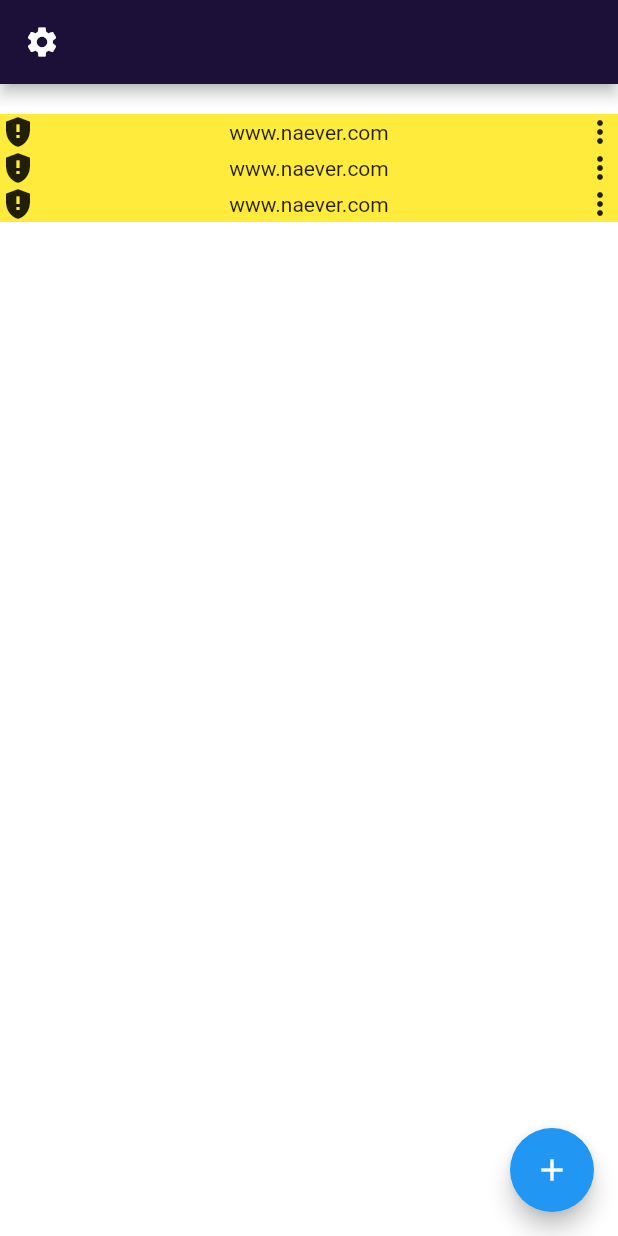
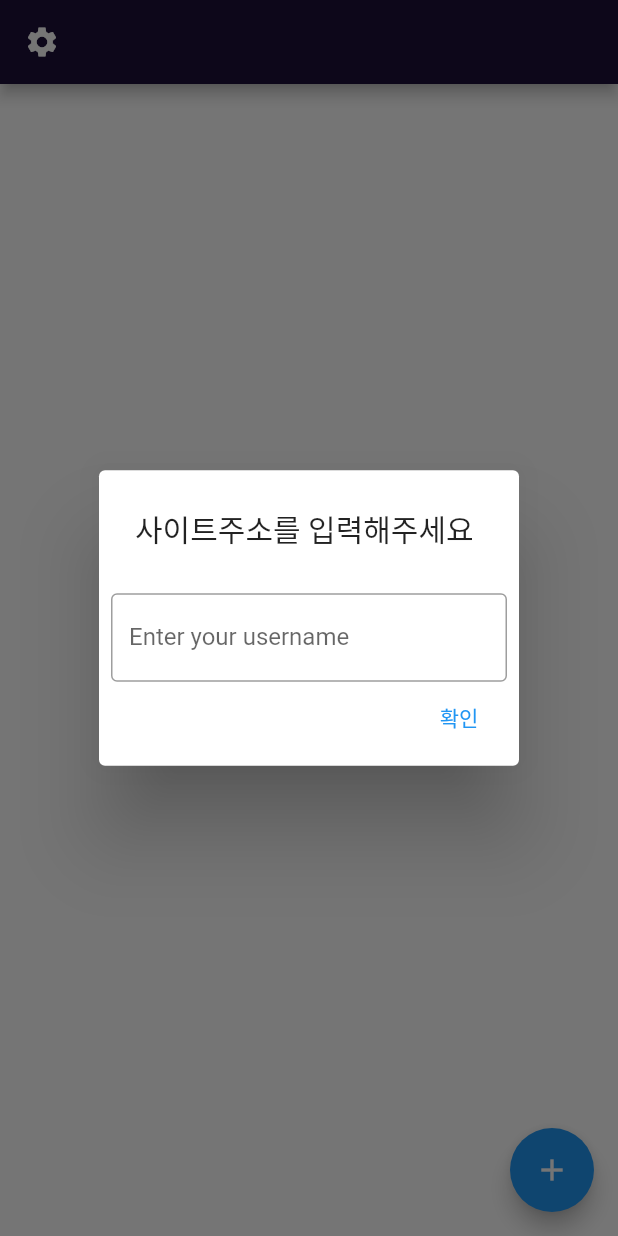
Before and after one commit to mingyuShim94/web_num_changer, a Flutter app: the screen it shows after launch, after a tap on the "add" icon, on a phone screen of 412 x 824 dp. Run offline on Flutter 3.47's test engine with Material 2 defaults, Android fonts, the phone set to English and light mode, and no system bars; network calls fail.

Commit message:
add url button

```diff
--- a/lib/screens/home_screen.dart
+++ b/lib/screens/home_screen.dart
@@ -1,9 +1,16 @@
 import 'package:flutter/material.dart';
 import 'package:web_number_changer/widgets/web_card.dart';
 
-class HomeScreen extends StatelessWidget {
+class HomeScreen extends StatefulWidget {
   const HomeScreen({super.key});
 
+  @override
+  State<HomeScreen> createState() => _HomeScreenState();
+}
+
+class _HomeScreenState extends State<HomeScreen> {
+  String url = "";
+  List<WebAddress> webAddress = [];
   @override
   Widget build(BuildContext context) {
     return MaterialApp(
@@ -13,48 +20,53 @@
           leading: const Icon(Icons.settings),
         ),
         backgroundColor: Colors.white,
-        body: Column(
-          children: [
-            SizedBox(
-              height: 20,
-            ),
-            WebCard(),
-            WebCard(),
-            WebCard(),
-          ],
+        body: ListView.builder(
+          itemCount: webAddress.length,
+          itemBuilder: (context, index) {
+            return WebCard(webUrl: webAddress[index].webUrl);
+          },
         ),
         floatingActionButton: FloatingActionButton(
-          onPressed: () {},
+          onPressed: () {
+            showDialog(
+                context: context,
+                builder: (context) {
+                  return AlertDialog(
+                    title: Text('사이트주소를 입력해주세요'),
+                    actions: [
+                      TextField(
+                        onChanged: (value) {
+                          setState(() {
+                            url = value;
+                          });
+                        },
+                        decoration: InputDecoration(
+                          border: OutlineInputBorder(),
+                          labelText: 'Enter your username',
+                        ),
+                      ),
+                      TextButton(
+                        onPressed: () {
+                          setState(() {
+                            webAddress.add(WebAddress(url));
+                          });
+                          Navigator.pop(context);
+                        },
+                        child: const Text('확인'),
+                      ),
+                    ],
+                  );
+                });
+          },
           child: const Icon(Icons.add),
         ),
       ),
     );
   }
 }
-// Padding(
-//             padding: const EdgeInsets.symmetric(horizontal: 20),
-//             child: Column(
-//               children: [
-//                 const SizedBox(
-//                   height: 20,
-//                 ),
-//                 Container(
-//                   decoration: const BoxDecoration(color: Colors.yellow),
-//                   child: const Padding(
-//                     padding: EdgeInsets.symmetric(vertical: 10, horizontal: 15),
-//                     child: Row(
-//                       mainAxisAlignment: MainAxisAlignment.spaceBetween,
-//                       children: [
-//                         Icon(Icons.webhook),
-//                         Text(
-//                           'www.naver.com',
-//                           style: TextStyle(fontSize: 20),
-//                         ),
-//                         Icon(Icons.more_vert)
-//                       ],
-//                     ),
-//                   ),
-//                 ),
-//               ],
-//             ),
-//           ),
+
+class WebAddress {
+  final String webUrl;
+
+  WebAddress(this.webUrl);
+}
--- a/lib/widgets/web_card.dart
+++ b/lib/widgets/web_card.dart
@@ -1,6 +1,9 @@
 import 'package:flutter/material.dart';
 
 class WebCard extends StatelessWidget {
+  final String webUrl;
+
+  const WebCard({super.key, required this.webUrl});
   @override
   Widget build(BuildContext context) {
     return Container(
@@ -9,7 +12,7 @@
         mainAxisAlignment: MainAxisAlignment.spaceBetween,
         children: [
           Icon(Icons.gpp_maybe),
-          Text("www.naever.com"),
+          Text(webUrl),
           Icon(Icons.more_vert),
         ],
       ),
```
